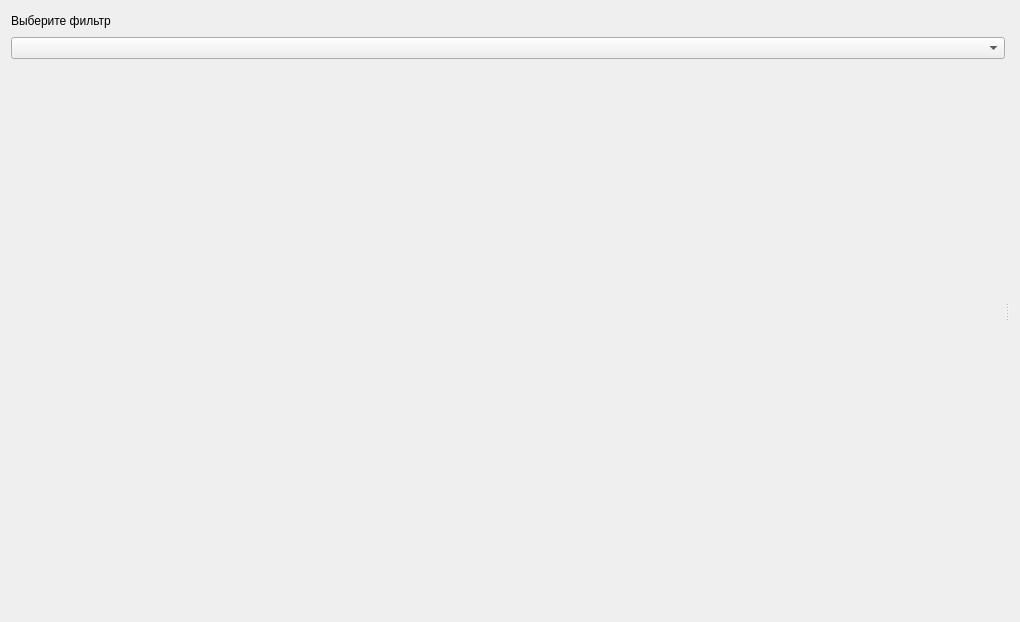
Qt form widgets/ddmCentralWidget.ui (alexeymarunin/ddm) before a commit.
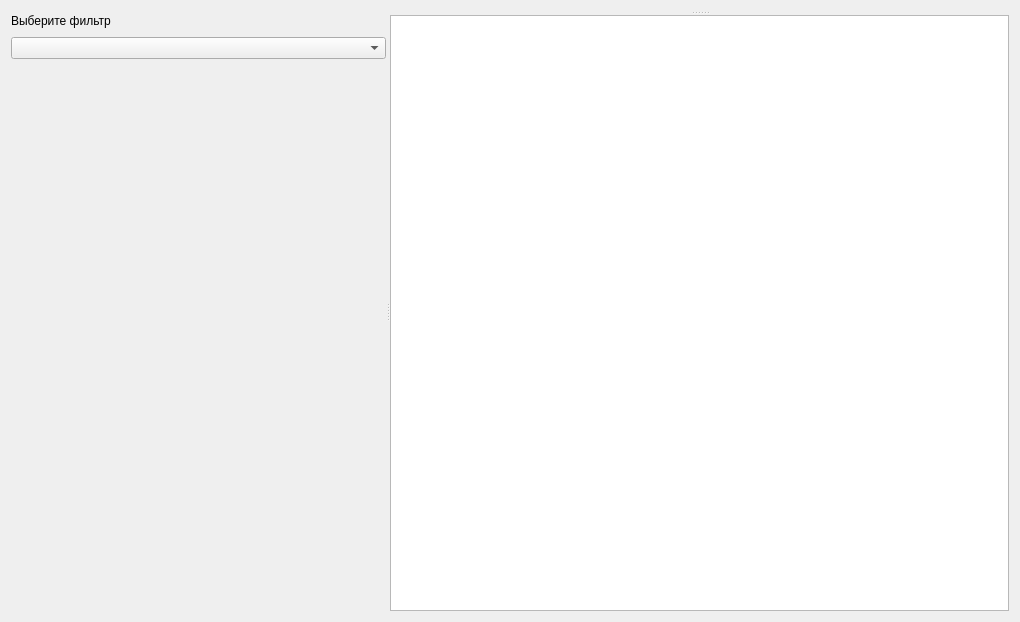
The same form after that commit.

Diff of the .ui file:
```diff
--- a/widgets/ddmCentralWidget.ui
+++ b/widgets/ddmCentralWidget.ui
@@ -16,15 +16,9 @@
   <property name="layoutDirection">
    <enum>Qt::LeftToRight</enum>
   </property>
-  <layout class="QGridLayout" name="gridLayout_2">
-   <item row="0" column="0">
-    <widget class="QSplitter" name="splitter">
-     <property name="sizePolicy">
-      <sizepolicy hsizetype="Minimum" vsizetype="Minimum">
-       <horstretch>0</horstretch>
-       <verstretch>0</verstretch>
-      </sizepolicy>
-     </property>
+  <layout class="QVBoxLayout" name="verticalLayout_2">
+   <item>
+    <widget class="QSplitter" name="splitter_2">
      <property name="orientation">
       <enum>Qt::Horizontal</enum>
      </property>
@@ -111,6 +105,10 @@
        </item>
       </layout>
      </widget>
+     <widget class="QSplitter" name="splitter">
+      <property name="orientation">
+       <enum>Qt::Vertical</enum>
+      </property>
      <widget class="QWidget" name="horizontalLayoutWidget">
       <layout class="QVBoxLayout" name="mapLayout">
        <property name="sizeConstraint">
@@ -118,7 +116,15 @@
        </property>
       </layout>
      </widget>
-    </widget>
+      <widget class="QWidget" name="horizontalLayoutWidget_2">
+       <layout class="QHBoxLayout" name="horizontalLayout">
+        <item>
+         <widget class="QTextEdit" name="m_InfoLog"/>
+        </item>
+       </layout>
+      </widget>
+     </widget>
+    </widget>
    </item>
   </layout>
  </widget>
```
Left out of the diff: 11 changed lines with no effect on the pictures. Lines whose indentation alone changed are shown as unchanged.
